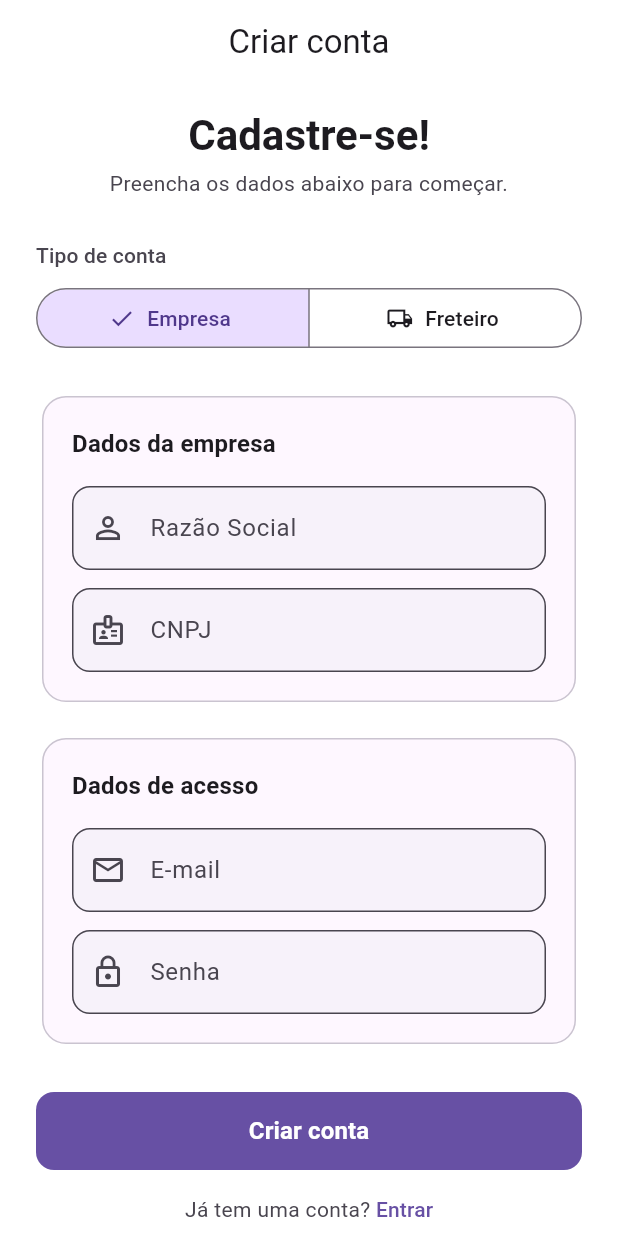
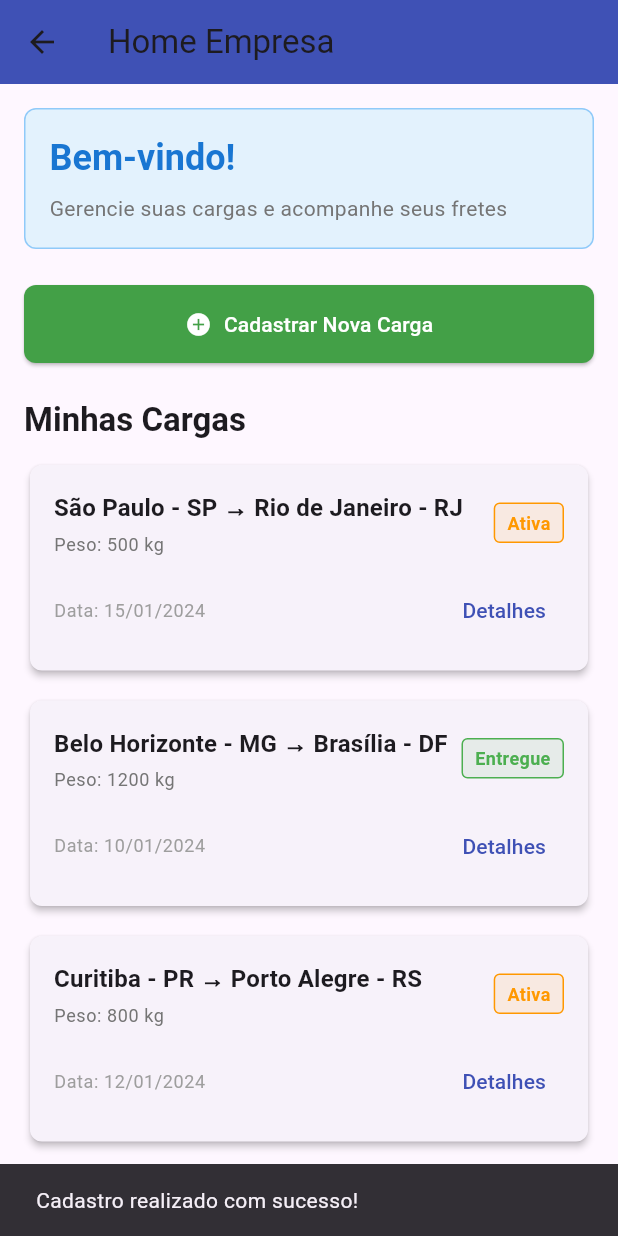
Before and after one commit to gultavo/fretesil-jppeg, a Flutter app: the screen it shows after launch, after a tap on "Criar conta", on a phone screen of 412 x 824 dp. Run offline on Flutter 3.47's test engine with Material 3 defaults, Android fonts, the phone set to English and light mode, and no system bars.

Commit message:
feature: stateless homeEmpresa

```diff
--- a/lib/CadastroLogin/cadastro.dart
+++ b/lib/CadastroLogin/cadastro.dart
@@ -256,6 +256,12 @@ class _PaginaCadastroState extends State<PaginaCadastro> {
           FilledButton(
             onPressed: () {
               // TODO: lógica de cadastro
+
+              ScaffoldMessenger.of(context).showSnackBar(
+                  const SnackBar(content: Text('Cadastro realizado com sucesso!')),
+                );
+
+              Navigator.pushNamed(context, '/homeEmpresa');
             },
             style: FilledButton.styleFrom(
               minimumSize: const Size.fromHeight(52),
--- a/lib/app.dart
+++ b/lib/app.dart
@@ -2,6 +2,8 @@ import 'package:flutter/material.dart';
 import 'package:flutter/gestures.dart';
 import 'package:flutter_application_1/CadastroLogin/cadastro.dart';
 import 'package:flutter_application_1/CadastroLogin/login.dart';
+
+import 'home/home_empresa.dart';
 
 class App extends StatelessWidget {
   const App({super.key});
@@ -21,6 +23,7 @@ class App extends StatelessWidget {
         routes: {
           '/cadastro': (context) => const PaginaCadastro(),
           '/login': (context) => const PaginaLogin(),
+          '/homeEmpresa': (context) => const HomeEmpresa(),
         },
       ),
     );
--- /dev/null
+++ b/lib/home/home_empresa.dart
@@ -0,0 +1,198 @@
+import 'package:flutter/material.dart';
+
+class HomeEmpresa extends StatelessWidget {
+  const HomeEmpresa({Key? key}) : super(key: key);
+
+  @override
+  Widget build(BuildContext context) {
+    return Scaffold(
+      appBar: AppBar(
+        title: const Text('Home Empresa'),
+        elevation: 0,
+        backgroundColor: Colors.indigo,
+      ),
+      body: SingleChildScrollView(
+        child: Padding(
+          padding: const EdgeInsets.all(16.0),
+          child: Column(
+            crossAxisAlignment: CrossAxisAlignment.stretch,
+            children: [
+              // Seção de Boas-vindas
+              Container(
+                padding: const EdgeInsets.all(16),
+                decoration: BoxDecoration(
+                  color: Colors.blue[50],
+                  borderRadius: BorderRadius.circular(8),
+                  border: Border.all(color: Colors.blue[200]!),
+                ),
+                child: Column(
+                  crossAxisAlignment: CrossAxisAlignment.start,
+                  children: [
+                    Text(
+                      'Bem-vindo!',
+                      style: Theme.of(context).textTheme.headlineSmall?.copyWith(
+                            fontWeight: FontWeight.bold,
+                            color: Colors.blue[700],
+                          ),
+                    ),
+                    const SizedBox(height: 8),
+                    Text(
+                      'Gerencie suas cargas e acompanhe seus fretes',
+                      style: Theme.of(context).textTheme.bodyMedium?.copyWith(
+                            color: Colors.grey[600],
+                          ),
+                    ),
+                  ],
+                ),
+              ),
+              const SizedBox(height: 24),
+
+              // Botão de Cadastrar Carga
+              ElevatedButton.icon(
+                onPressed: () {
+                  // Navegar para tela de cadastro de carga
+                  ScaffoldMessenger.of(context).showSnackBar(
+                    const SnackBar(content: Text('Ir para cadastro de carga')),
+                  );
+                },
+                icon: const Icon(Icons.add_circle),
+                label: const Text('Cadastrar Nova Carga'),
+                style: ElevatedButton.styleFrom(
+                  backgroundColor: Colors.green[600],
+                  foregroundColor: Colors.white,
+                  padding: const EdgeInsets.symmetric(vertical: 16),
+                  shape: RoundedRectangleBorder(
+                    borderRadius: BorderRadius.circular(8),
+                  ),
+                ),
+              ),
+              const SizedBox(height: 24),
+
+              // Seção de Minhas Cargas
+              Text(
+                'Minhas Cargas',
+                style: Theme.of(context).textTheme.titleLarge?.copyWith(
+                      fontWeight: FontWeight.bold,
+                    ),
+              ),
+              const SizedBox(height: 12),
+
+              // Lista de Cargas (exemplo com dados estáticos)
+              _buildCargaCard(
+                context,
+                origem: 'São Paulo - SP',
+                destino: 'Rio de Janeiro - RJ',
+                peso: '500 kg',
+                status: 'Ativa',
+                data: '15/01/2024',
+              ),
+              const SizedBox(height: 12),
+              _buildCargaCard(
+                context,
+                origem: 'Belo Horizonte - MG',
+                destino: 'Brasília - DF',
+                peso: '1200 kg',
+                status: 'Entregue',
+                data: '10/01/2024',
+              ),
+              const SizedBox(height: 12),
+              _buildCargaCard(
+                context,
+                origem: 'Curitiba - PR',
+                destino: 'Porto Alegre - RS',
+                peso: '800 kg',
+                status: 'Ativa',
+                data: '12/01/2024',
+              ),
+            ],
+          ),
+        ),
+      ),
+    );
+  }
+
+  Widget _buildCargaCard(
+    BuildContext context, {
+    required String origem,
+    required String destino,
+    required String peso,
+    required String status,
+    required String data,
+  }) {
+    Color statusColor = status == 'Ativa' ? Colors.orange : Colors.green;
+
+    return Card(
+      elevation: 2,
+      shape: RoundedRectangleBorder(borderRadius: BorderRadius.circular(8)),
+      child: Padding(
+        padding: const EdgeInsets.all(16),
+        child: Column(
+          crossAxisAlignment: CrossAxisAlignment.start,
+          children: [
+            Row(
+              mainAxisAlignment: MainAxisAlignment.spaceBetween,
+              children: [
+                Expanded(
+                  child: Column(
+                    crossAxisAlignment: CrossAxisAlignment.start,
+                    children: [
+                      Text(
+                        '$origem → $destino',
+                        style: Theme.of(context).textTheme.titleMedium?.copyWith(
+                              fontWeight: FontWeight.bold,
+                            ),
+                      ),
+                      const SizedBox(height: 4),
+                      Text(
+                        'Peso: $peso',
+                        style: Theme.of(context).textTheme.bodySmall?.copyWith(
+                              color: Colors.grey[600],
+                            ),
+                      ),
+                    ],
+                  ),
+                ),
+                Container(
+                  padding: const EdgeInsets.symmetric(horizontal: 8, vertical: 4),
+                  decoration: BoxDecoration(
+                    color: statusColor.withOpacity(0.1),
+                    borderRadius: BorderRadius.circular(4),
+                    border: Border.all(color: statusColor),
+                  ),
+                  child: Text(
+                    status,
+                    style: TextStyle(
+                      color: statusColor,
+                      fontWeight: FontWeight.bold,
+                      fontSize: 12,
+                    ),
+                  ),
+                ),
+              ],
+            ),
+            const SizedBox(height: 12),
+            Row(
+              mainAxisAlignment: MainAxisAlignment.spaceBetween,
+              children: [
+                Text(
+                  'Data: $data',
+                  style: Theme.of(context).textTheme.bodySmall?.copyWith(
+                        color: Colors.grey[500],
+                      ),
+                ),
+                TextButton(
+                  onPressed: () {
+                    ScaffoldMessenger.of(context).showSnackBar(
+                      const SnackBar(content: Text('Ver detalhes da carga')),
+                    );
+                  },
+                  child: const Text('Detalhes', style: TextStyle(color: Colors.indigo)),
+                ),
+              ],
+            ),
+          ],
+        ),
+      ),
+    );
+  }
+}
```
Also changed, not shown: lib/home/home_motorista.dart (added), pubspec.lock.
